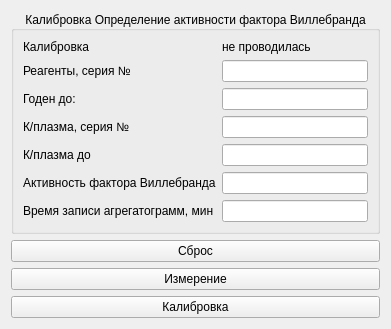
Before: the Qt Designer form choisedialog/agr2.ui in krang4d/Agrekola, drawn with Qt 5.
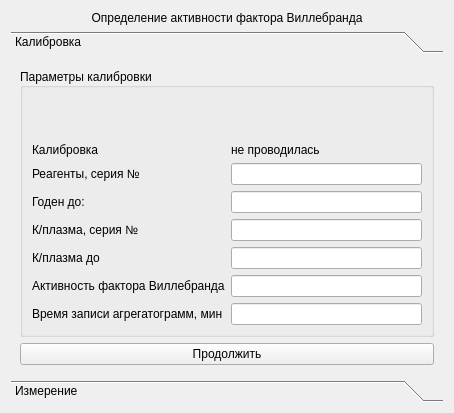
After: the same form once the commit is applied. The open tabs and pages were chosen to show the change. Custom widgets are drawn as their Qt base class.

The edit to the form file:
```diff
--- a/choisedialog/agr2.ui
+++ b/choisedialog/agr2.ui
@@ -6,31 +6,72 @@
    <rect>
     <x>0</x>
     <y>0</y>
-    <width>369</width>
-    <height>278</height>
+    <width>454</width>
+    <height>413</height>
    </rect>
   </property>
   <property name="windowTitle">
    <string>Form</string>
   </property>
+  <layout class="QVBoxLayout" name="verticalLayout_2">
+   <item>
+    <widget class="QLabel" name="label">
+     <property name="text">
+      <string>Определение активности фактора Виллебранда</string>
+     </property>
+     <property name="alignment">
+      <set>Qt::AlignCenter</set>
+     </property>
+    </widget>
+   </item>
+   <item>
+    <widget class="QToolBox" name="toolBox">
+     <property name="currentIndex">
+      <number>1</number>
+     </property>
+     <widget class="QWidget" name="page_1">
+      <property name="geometry">
+       <rect>
+        <x>0</x>
+        <y>0</y>
+        <width>442</width>
+        <height>324</height>
+       </rect>
+      </property>
+      <attribute name="label">
+       <string>Калибровка</string>
+      </attribute>
   <layout class="QVBoxLayout" name="verticalLayout">
    <item>
     <widget class="QGroupBox" name="groupBox">
      <property name="title">
-      <string>Калибровка Определение активности фактора Виллебранда</string>
+          <string>Параметры калибровки</string>
      </property>
      <property name="alignment">
-      <set>Qt::AlignCenter</set>
+          <set>Qt::AlignLeading|Qt::AlignLeft|Qt::AlignVCenter</set>
      </property>
      <layout class="QFormLayout" name="formLayout">
-      <item row="0" column="0">
+          <item row="0" column="0" colspan="2">
+           <spacer name="verticalSpacer">
+            <property name="orientation">
+             <enum>Qt::Vertical</enum>
+            </property>
+            <property name="sizeHint" stdset="0">
+             <size>
+              <width>20</width>
+              <height>40</height>
+             </size>
+            </property>
+           </spacer>
+          </item>
+          <item row="1" column="0">
        <widget class="QLabel" name="label_1">
         <property name="text">
          <string>Калибровка</string>
         </property>
        </widget>
       </item>
-      <item row="0" column="1">
+          <item row="1" column="1">
        <widget class="QLabel" name="label_calibrationData">
         <property name="minimumSize">
          <size>
@@ -43,7 +84,7 @@
         </property>
        </widget>
       </item>
-      <item row="1" column="0">
+          <item row="2" column="0">
        <widget class="QLabel" name="label_2">
         <property name="text">
          <string>Реагенты, серия №</string>
@@ -53,10 +94,10 @@
         </property>
        </widget>
       </item>
-      <item row="1" column="1">
+          <item row="2" column="1">
        <widget class="QLineEdit" name="lineEdit_1"/>
       </item>
-      <item row="2" column="0">
+          <item row="3" column="0">
        <widget class="QLabel" name="label_3">
         <property name="text">
          <string>Годен до:</string>
@@ -66,10 +107,10 @@
         </property>
        </widget>
       </item>
-      <item row="2" column="1">
+          <item row="3" column="1">
        <widget class="QLineEdit" name="lineEdit_2"/>
       </item>
-      <item row="3" column="0">
+          <item row="4" column="0">
        <widget class="QLabel" name="label_4">
         <property name="text">
          <string>К/плазма, серия №</string>
@@ -79,10 +120,10 @@
         </property>
        </widget>
       </item>
-      <item row="3" column="1">
+          <item row="4" column="1">
        <widget class="QLineEdit" name="lineEdit_3"/>
       </item>
-      <item row="4" column="0">
+          <item row="5" column="0">
        <widget class="QLabel" name="label_5">
         <property name="text">
          <string>К/плазма до</string>
@@ -92,10 +133,10 @@
         </property>
        </widget>
       </item>
-      <item row="4" column="1">
+          <item row="5" column="1">
        <widget class="QLineEdit" name="lineEdit_4"/>
       </item>
-      <item row="5" column="0">
+          <item row="6" column="0">
        <widget class="QLabel" name="label_6">
         <property name="text">
          <string>Активность фактора Виллебранда</string>
@@ -105,10 +146,10 @@
         </property>
        </widget>
       </item>
-      <item row="5" column="1">
+          <item row="6" column="1">
        <widget class="QLineEdit" name="lineEdit_5"/>
       </item>
-      <item row="6" column="0">
+          <item row="7" column="0">
        <widget class="QLabel" name="label_7">
         <property name="text">
          <string>Время записи агрегатограмм, мин</string>
@@ -118,33 +159,16 @@
         </property>
        </widget>
       </item>
-      <item row="6" column="1">
+          <item row="7" column="1">
        <widget class="QLineEdit" name="lineEdit_6"/>
       </item>
      </layout>
     </widget>
    </item>
-   <item>
-    <widget class="QPushButton" name="resetButton">
-     <property name="text">
-      <string>Сброс</string>
-     </property>
-    </widget>
-   </item>
-   <item>
-    <widget class="QPushButton" name="startButton">
-     <property name="text">
-      <string>Измерение</string>
-     </property>
-     <property name="shortcut">
-      <string>Return</string>
-     </property>
-    </widget>
-   </item>
    <item>
     <widget class="QPushButton" name="calibrButton">
      <property name="text">
-      <string>Калибровка</string>
+          <string>Продолжить</string>
      </property>
      <property name="shortcut">
       <string>Ctrl+Return</string>
@@ -153,6 +177,31 @@
    </item>
   </layout>
  </widget>
+     <widget class="StartMeasurment" name="page_2">
+      <property name="geometry">
+       <rect>
+        <x>0</x>
+        <y>0</y>
+        <width>436</width>
+        <height>322</height>
+       </rect>
+      </property>
+      <attribute name="label">
+       <string>Измерение</string>
+      </attribute>
+     </widget>
+    </widget>
+   </item>
+  </layout>
+ </widget>
+ <customwidgets>
+  <customwidget>
+   <class>StartMeasurment</class>
+   <extends>QWidget</extends>
+   <header location="global">startmeasurment.h</header>
+   <container>1</container>
+  </customwidget>
+ </customwidgets>
  <resources/>
  <connections/>
 </ui>
```
Lines whose indentation alone changed are shown as unchanged.
